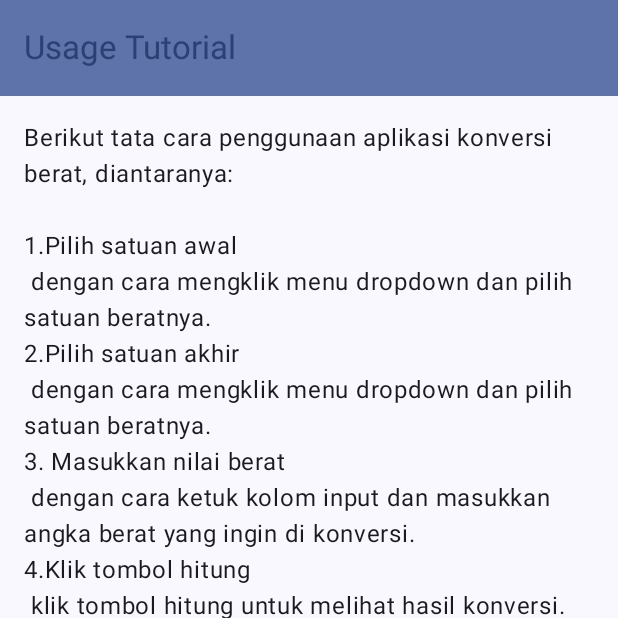
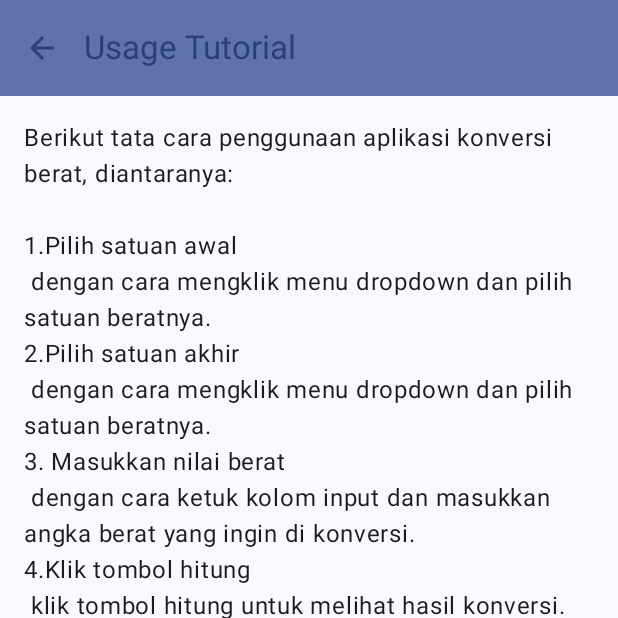
Before and after one commit to Aleaatapasya/Assesment1-Mobpro, an Android app built with Jetpack Compose: the TutorialScreen screen opened through its navigation route, on a phone screen of 412 x 824 dp, the top half of it. Run offline under Robolectric (Android 15) with nearby library versions, the phone set to English and light mode, and no system bars.

Commit message:
Membuat tombol up untuk tutorial screen

```diff
--- a/app/src/main/java/com/aleaatapasya0002/assesment1/navigation/NavGraph.kt
+++ b/app/src/main/java/com/aleaatapasya0002/assesment1/navigation/NavGraph.kt
@@ -22,7 +22,7 @@
             AboutScreen(navController)
         }
         composable(route = Screen.Tutorial.route) {
-            TutorialScreen()
+            TutorialScreen(navController)
         }
     }
 }
--- a/app/src/main/java/com/aleaatapasya0002/assesment1/ui/screen/TutorialScreen.kt
+++ b/app/src/main/java/com/aleaatapasya0002/assesment1/ui/screen/TutorialScreen.kt
@@ -2,7 +2,11 @@
 
 import android.content.res.Configuration
 import androidx.compose.foundation.layout.padding
+import androidx.compose.material.icons.Icons
+import androidx.compose.material.icons.automirrored.filled.ArrowBack
 import androidx.compose.material3.ExperimentalMaterial3Api
+import androidx.compose.material3.Icon
+import androidx.compose.material3.IconButton
 import androidx.compose.material3.MaterialTheme
 import androidx.compose.material3.Scaffold
 import androidx.compose.material3.Text
@@ -13,15 +17,26 @@
 import androidx.compose.ui.res.stringResource
 import androidx.compose.ui.tooling.preview.Preview
 import androidx.compose.ui.unit.dp
+import androidx.navigation.NavHostController
+import androidx.navigation.compose.rememberNavController
 import com.aleaatapasya0002.assesment1.R
 import com.aleaatapasya0002.assesment1.ui.theme.Assesment1Theme
 
 @OptIn(ExperimentalMaterial3Api::class)
 @Composable
-fun TutorialScreen() {
+fun TutorialScreen(navController: NavHostController) {
     Scaffold (
         topBar = {
             TopAppBar(
+                navigationIcon = {
+                    IconButton(onClick = {navController.popBackStack()}) {
+                        Icon(
+                            imageVector = Icons.AutoMirrored.Filled.ArrowBack,
+                            contentDescription = stringResource(R.string.kembali),
+                            tint = MaterialTheme.colorScheme.primary
+                        )
+                    }
+                },
                 title = {
                     Text(text = stringResource(id = R.string.tutorial))
                 },
@@ -45,6 +60,6 @@
 @Composable
 fun TutorialScreenPreview() {
     Assesment1Theme {
-        TutorialScreen()
+        TutorialScreen(rememberNavController())
     }
 }
```
